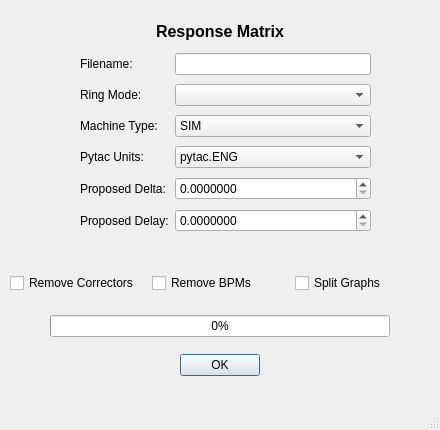
This is src/dls_response_matrix/responsematrix.ui in DiamondLightSource/dls-response-matrix as Qt 5 draws it before an edit. The edited form follows.
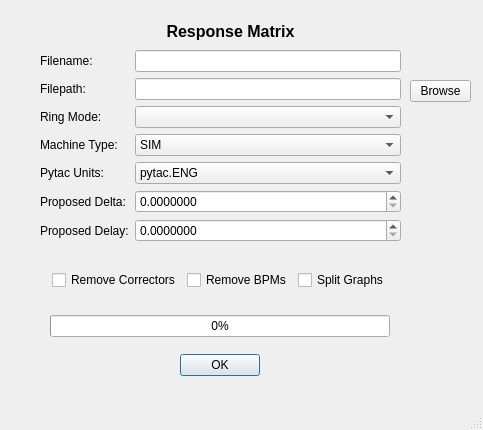
This is the edited form.

Commit message:
Added filepath option to cli and gui
I had to refactor a bit how filepaths were handled as this was confusing. We now just save the filepath in the config class and use this to work out where to save files. Previously we could not specify the filepath for the main app and it was assumed to be cwd. However if you manually call some of the Result methods you could specify a filepath, I have removed that in favour of just using the Config class. I have added a filebrowser to the gui to select the filepath. I have also fixed the Results tests, but others are failing

Patch:
```diff
--- a/src/dls_response_matrix/responsematrix.ui
+++ b/src/dls_response_matrix/responsematrix.ui
@@ -6,7 +6,7 @@
    <rect>
     <x>0</x>
     <y>0</y>
-    <width>440</width>
+    <width>483</width>
     <height>430</height>
    </rect>
   </property>
@@ -24,8 +24,8 @@
   </property>
   <property name="maximumSize">
    <size>
-    <width>440</width>
-    <height>430</height>
+    <width>500</width>
+    <height>481</height>
    </size>
   </property>
   <property name="baseSize">
@@ -58,7 +58,7 @@
      <rect>
       <x>145</x>
       <y>20</y>
-      <width>150</width>
+      <width>171</width>
       <height>22</height>
      </rect>
     </property>
@@ -113,10 +113,10 @@
    <widget class="QWidget" name="layoutWidget">
     <property name="geometry">
      <rect>
-      <x>10</x>
+      <x>52</x>
       <y>270</y>
-      <width>421</width>
-      <height>27</height>
+      <width>341</width>
+      <height>21</height>
      </rect>
     </property>
     <layout class="QHBoxLayout" name="horizontalLayout">
@@ -149,13 +149,13 @@
    <widget class="QWidget" name="layoutWidget">
     <property name="geometry">
      <rect>
-      <x>80</x>
+      <x>40</x>
       <y>50</y>
-      <width>291</width>
-      <height>191</height>
+      <width>361</width>
+      <height>194</height>
      </rect>
     </property>
-    <layout class="QGridLayout" name="gridLayout">
+    <layout class="QGridLayout" name="gridLayout" rowstretch="0,0,0,0,0,0,0">
      <property name="sizeConstraint">
       <enum>QLayout::SetDefaultConstraint</enum>
      </property>
@@ -165,7 +165,7 @@
      <property name="spacing">
       <number>6</number>
      </property>
-     <item row="2" column="0">
+     <item row="3" column="0">
       <widget class="QLabel" name="label_6">
        <property name="text">
         <string>Machine Type:</string>
@@ -185,7 +185,7 @@
        </property>
       </widget>
      </item>
-     <item row="4" column="0">
+     <item row="5" column="0">
       <widget class="QLabel" name="label_4">
        <property name="text">
         <string>Proposed Delta:</string>
@@ -195,7 +195,7 @@
        </property>
       </widget>
      </item>
-     <item row="2" column="1">
+     <item row="3" column="1">
       <widget class="QComboBox" name="machine_type_input">
        <item>
         <property name="text">
@@ -219,7 +219,14 @@
        </property>
       </widget>
      </item>
-     <item row="4" column="1">
+     <item row="1" column="0">
+      <widget class="QLabel" name="label_7">
+       <property name="text">
+        <string>Filepath:</string>
+       </property>
+      </widget>
+     </item>
+     <item row="5" column="1">
       <widget class="QDoubleSpinBox" name="proposed_delta_input">
        <property name="decimals">
         <number>7</number>
@@ -235,7 +242,7 @@
        </property>
       </widget>
      </item>
-      <item row="5" column="0">
+     <item row="6" column="0">
       <widget class="QLabel" name="label_5">
        <property name="text">
         <string>Proposed Delay:</string>
@@ -245,30 +252,14 @@
        </property>
       </widget>
      </item>
-        <item row="5" column="1">
-      <widget class="QDoubleSpinBox" name="proposed_delay_input">
-       <property name="decimals">
-        <number>7</number>
-       </property>
-       <property name="maximum">
-        <double>1.5</double>
-       </property>
-       <property name="singleStep">
-        <double>0.1</double>
-       </property>
-       <property name="stepType">
-        <enum>QAbstractSpinBox::DefaultStepType</enum>
-       </property>
-      </widget>
-     </item>
-     <item row="1" column="0">
+     <item row="2" column="0">
       <widget class="QLabel" name="label_3">
        <property name="text">
         <string>Ring Mode:</string>
        </property>
       </widget>
      </item>
-     <item row="3" column="1">
+     <item row="4" column="1">
       <widget class="QComboBox" name="pytac_unit_input">
        <item>
         <property name="text">
@@ -282,8 +273,8 @@
        </item>
       </widget>
      </item>
-     <item row="3" column="0">
-      <widget class="QLabel" name="label_5">
+     <item row="4" column="0">
+      <widget class="QLabel" name="label_8">
        <property name="text">
         <string>Pytac Units:</string>
        </property>
@@ -292,11 +283,50 @@
        </property>
       </widget>
      </item>
-     <item row="1" column="1">
+     <item row="2" column="1">
       <widget class="QComboBox" name="ring_mode_input"/>
      </item>
+     <item row="1" column="1">
+      <widget class="QLineEdit" name="filepath_input">
+       <property name="text">
+        <string/>
+       </property>
+       <property name="alignment">
+        <set>Qt::AlignLeading|Qt::AlignLeft|Qt::AlignVCenter</set>
+       </property>
+      </widget>
+     </item>
+     <item row="6" column="1">
+      <widget class="QDoubleSpinBox" name="proposed_delay_input">
+       <property name="decimals">
+        <number>7</number>
+       </property>
+       <property name="maximum">
+        <double>1.500000000000000</double>
+       </property>
+       <property name="singleStep">
+        <double>0.100000000000000</double>
+       </property>
+       <property name="stepType">
+        <enum>QAbstractSpinBox::DefaultStepType</enum>
+       </property>
+      </widget>
+     </item>
     </layout>
    </widget>
+   <widget class="QPushButton" name="file_browser">
+    <property name="geometry">
+     <rect>
+      <x>410</x>
+      <y>80</y>
+      <width>61</width>
+      <height>22</height>
+     </rect>
+    </property>
+    <property name="text">
+     <string>Browse</string>
+    </property>
+   </widget>
   </widget>
   <widget class="QMenuBar" name="menubar">
    <property name="geometry">
```
Left out of the diff: 6 changed lines with no effect on the pictures. The commit also changes 7 other files.
